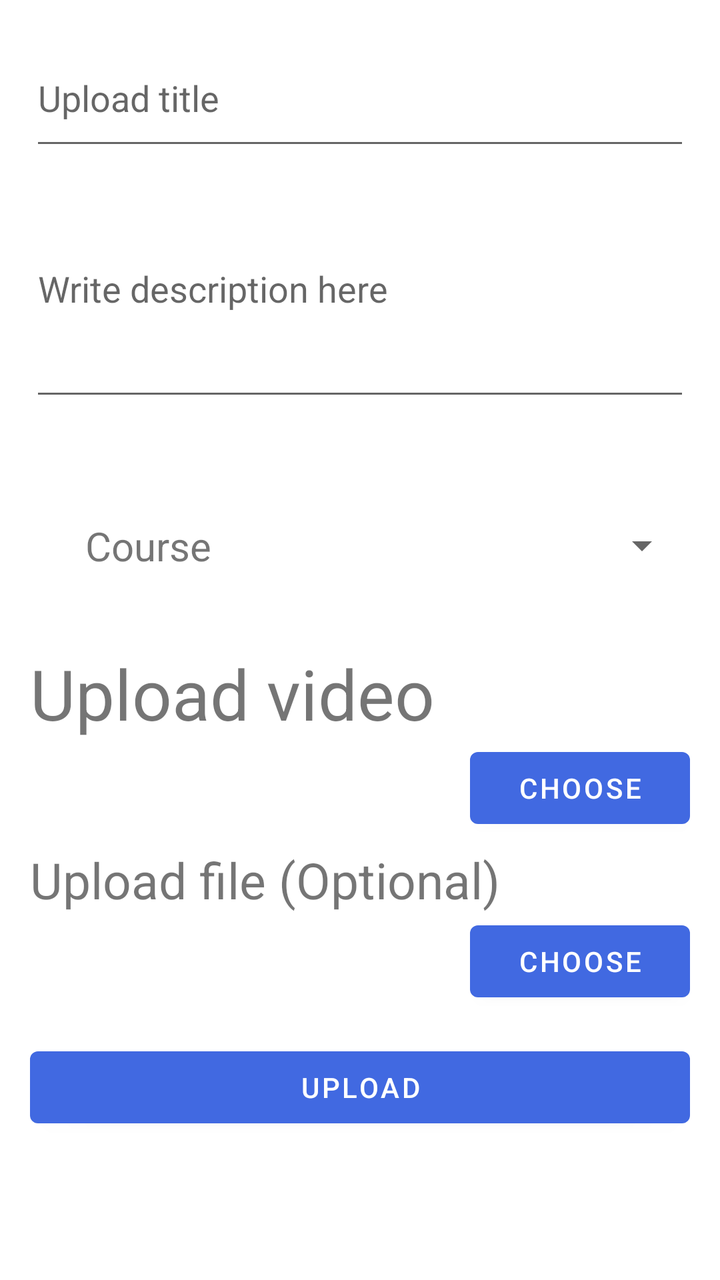
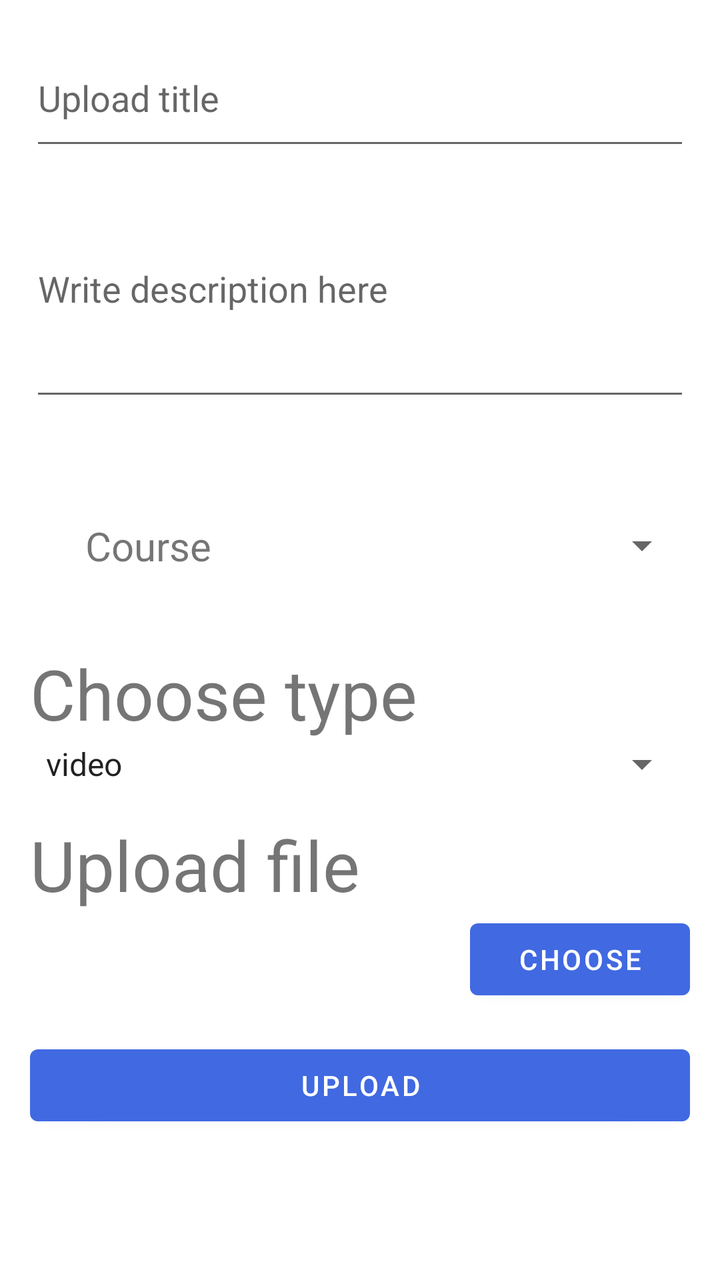

An Android layout rendered at two revisions. The XML below is the earlier revision; the diff shows what the commit changed to produce the second picture.
<!-- AndroidManifest.xml: application theme Theme.Front2 -->
<!-- res/layout/fragment_upload_res.xml -->
<?xml version="1.0" encoding="utf-8"?>
<FrameLayout xmlns:android="http://schemas.android.com/apk/res/android"
    xmlns:app="http://schemas.android.com/apk/res-auto"
    xmlns:tools="http://schemas.android.com/tools"
    android:layout_width="match_parent"
    android:layout_height="match_parent"
    tools:context=".home.user.teacher.uploadPage.UploadResFragment">

    <ScrollView
        android:layout_width="match_parent"
        android:layout_height="match_parent"
        android:layout_marginHorizontal="10dp"
        android:paddingTop="10dp">
        <LinearLayout
            android:layout_width="match_parent"
            android:layout_height="wrap_content"
            android:orientation="vertical">
            <LinearLayout
                android:layout_width="match_parent"
                android:layout_height="match_parent"
                android:orientation="vertical"
                android:padding="5dp">

                <EditText
                    android:id="@+id/file_title_edit"
                    android:layout_width="match_parent"
                    android:layout_height="65dp"
                    android:singleLine="true"
                    android:hint="@string/upload_imageName"
                    app:layout_constraintStart_toStartOf="parent"
                    app:layout_constraintTop_toTopOf="parent" />

                <EditText
                    android:id="@+id/file_desc_edit"
                    android:layout_width="match_parent"
                    android:layout_height="wrap_content"
                    android:singleLine="false"
                    android:hint="@string/upload_desc_hint"
                    android:lines="5"
                    app:layout_constraintStart_toStartOf="parent"
                    app:layout_constraintTop_toTopOf="parent" />

                <TextView
                    android:id="@+id/text_size_label_desc"
                    android:layout_width="match_parent"
                    android:layout_height="wrap_content"
                    android:layout_marginTop="10dp"
                    android:textSize="20sp" />

                <LinearLayout
                    android:layout_width="match_parent"
                    android:layout_height="wrap_content"
                    android:layout_marginTop="10dp"
                    android:orientation="horizontal">

                    <TextView
                        android:id="@+id/textView4"
                        android:layout_width="118dp"
                        android:layout_height="41dp"
                        android:gravity="center"
                        android:text="@string/upload_course"
                        android:textSize="20sp"
                        app:layout_constraintStart_toStartOf="parent"
                        app:layout_constraintTop_toBottomOf="@+id/course_name" />

                    <Spinner
                        android:id="@+id/course_cat"
                        android:layout_width="match_parent"
                        android:layout_height="match_parent"
                        app:layout_constraintBottom_toBottomOf="parent"
                        app:layout_constraintEnd_toEndOf="parent"
                        app:layout_constraintStart_toEndOf="@+id/textView4"
                        app:layout_constraintTop_toBottomOf="@+id/course_name" />

                </LinearLayout>

                <LinearLayout
                    android:layout_width="match_parent"
                    android:layout_height="wrap_content"
                    android:orientation="vertical"
                    android:layout_marginTop="30dp">

                    <TextView
                        android:layout_width="match_parent"
                        android:layout_height="wrap_content"
                        android:text="@string/upload_video_label"
                        android:textSize="35sp" />

                    <LinearLayout
                        android:layout_width="match_parent"
                        android:layout_height="wrap_content"
                        android:orientation="horizontal">
                        <TextView
                            android:id="@+id/video_title"
                            android:layout_width="match_parent"
                            android:layout_height="match_parent"
                            android:layout_weight="1"
                            android:textColor="@color/purple_700"
                            android:textSize="15sp" />
                        <Button
                            android:id="@+id/choose_video_button"
                            android:layout_width="match_parent"
                            android:layout_height="match_parent"
                            android:layout_weight="2"
                            android:text="@string/upload_video_choose" />
                    </LinearLayout>
                </LinearLayout>

                <LinearLayout
                    android:layout_width="match_parent"
                    android:layout_height="wrap_content"
                    android:orientation="vertical"
                    android:layout_marginTop="5dp">

                    <TextView
                        android:layout_width="match_parent"
                        android:layout_height="wrap_content"
                        android:text="@string/upload_file_label"
                        android:textSize="25sp" />

                    <LinearLayout
                        android:layout_width="match_parent"
                        android:layout_height="wrap_content"
                        android:orientation="horizontal">
                        <TextView
                            android:id="@+id/file_title"
                            android:layout_width="match_parent"
                            android:layout_height="match_parent"
                            android:layout_weight="1"
                            android:textColor="@color/purple_700"
                            android:textSize="15sp" />
                        <Button
                            android:id="@+id/choose_file_button"
                            android:layout_width="match_parent"
                            android:layout_height="match_parent"
                            android:layout_weight="2"
                            android:text="@string/upload_video_choose" />
                    </LinearLayout>
                </LinearLayout>

            </LinearLayout>



            <LinearLayout
                android:layout_width="match_parent"
                android:layout_height="wrap_content"
                android:orientation="horizontal"
                android:paddingHorizontal="5dp"
                android:paddingTop="10dp"
                android:gravity="bottom">
                <Button
                    android:id="@+id/upload"
                    android:layout_width="match_parent"
                    android:layout_height="wrap_content"
                    android:text="@string/upload_upload_title"
                    android:layout_weight="1"/>
            </LinearLayout>
        </LinearLayout>
    </ScrollView>
</FrameLayout>
<!-- resources referenced by this layout -->
<resources>
  <color name="purple_700">#FF3700B3</color>
  <string name="upload_course">Course</string>
  <string name="upload_desc_hint">Write description here</string>
  <string name="upload_file_label">Upload file (Optional)</string>
  <string name="upload_imageName">Upload title</string>
  <string name="upload_upload_title">Upload</string>
  <string name="upload_video_choose">Choose</string>
  <string name="upload_video_label">Upload video</string>
  <style name="Theme.Front2" parent="Theme.MaterialComponents.DayNight.NoActionBar">
          
          <item name="colorPrimary">@color/royalBlue</item>
          <item name="colorPrimaryVariant">@color/lightSkyBlue</item>
          <item name="colorOnPrimary">@color/white</item>
          
          <item name="colorSecondary">@color/deepSkyBlue1</item>
          <item name="colorSecondaryVariant">@color/deepSkyBlue3</item>
          <item name="colorOnSecondary">@color/WhiteSmoke</item>
          
          <item name="android:statusBarColor" tools:targetApi="l">?attr/colorPrimary</item>
          
      </style>
  <color name="royalBlue">#4169E1</color>
  <color name="lightSkyBlue">#87CEFA</color>
  <color name="white">#FFFFFFFF</color>
  <color name="deepSkyBlue1">#00BFFF</color>
  <color name="deepSkyBlue3">#009ACD</color>
  <color name="WhiteSmoke">#F5F5F5</color>
</resources>

<!-- the commit's change to res/layout/fragment_upload_res.xml (unified diff, before → after) -->
@@ -90,19 +90,12 @@
                         android:layout_width="match_parent"
                         android:layout_height="wrap_content"
                         android:orientation="horizontal">
-                        <TextView
-                            android:id="@+id/video_title"
+
+                        <Spinner
+                            android:id="@+id/file_type_cat"
+                            android:entries="@array/file_type_list"
                             android:layout_width="match_parent"
-                            android:layout_height="match_parent"
-                            android:layout_weight="1"
-                            android:textColor="@color/purple_700"
-                            android:textSize="15sp" />
-                        <Button
-                            android:id="@+id/choose_video_button"
-                            android:layout_width="match_parent"
-                            android:layout_height="match_parent"
-                            android:layout_weight="2"
-                            android:text="@string/upload_video_choose" />
+                            android:layout_height="match_parent" />
                     </LinearLayout>
                 </LinearLayout>
 
@@ -110,13 +103,13 @@
                     android:layout_width="match_parent"
                     android:layout_height="wrap_content"
                     android:orientation="vertical"
-                    android:layout_marginTop="5dp">
+                    android:layout_marginTop="15dp">
 
                     <TextView
                         android:layout_width="match_parent"
                         android:layout_height="wrap_content"
                         android:text="@string/upload_file_label"
-                        android:textSize="25sp" />
+                        android:textSize="35sp" />
 
                     <LinearLayout
                         android:layout_width="match_parent"
<!-- resource entries referenced after the edit -->
@@ -1,13 +1,20 @@
 <!-- resources referenced by this layout -->
 <resources>
+  <string-array name="file_type_list">
+          <item>video</item>
+          <item>note</item>
+          <item>slide</item>
+          <item>exercise</item>
+          <item>solution</item>
+      </string-array>
   <color name="purple_700">#FF3700B3</color>
   <string name="upload_course">Course</string>
   <string name="upload_desc_hint">Write description here</string>
-  <string name="upload_file_label">Upload file (Optional)</string>
+  <string name="upload_file_label">Upload file</string>
   <string name="upload_imageName">Upload title</string>
   <string name="upload_upload_title">Upload</string>
   <string name="upload_video_choose">Choose</string>
-  <string name="upload_video_label">Upload video</string>
+  <string name="upload_video_label">Choose type</string>
   <style name="Theme.Front2" parent="Theme.MaterialComponents.DayNight.NoActionBar">
           
           <item name="colorPrimary">@color/royalBlue</item>
